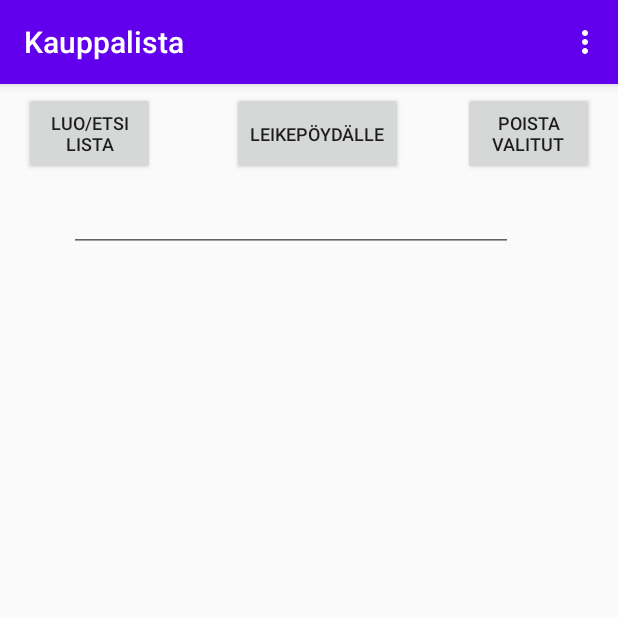
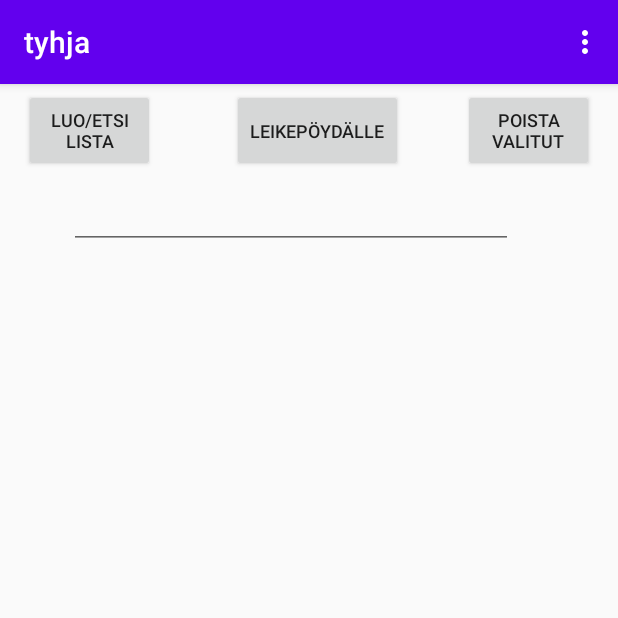
Before and after one commit to mixu12/Kauppalista, an Android app: the ListanNimenVaihto screen opened directly, with no data from a screen before it, after a tap on "OK", on a phone screen of 412 x 824 dp, the top half of it. Run offline under Robolectric (Android 15) with nearby library versions, the phone set to English and light mode, and no system bars.

```diff
--- a/app/src/main/AndroidManifest.xml
+++ b/app/src/main/AndroidManifest.xml
@@ -27,7 +27,7 @@
             </intent-filter>
         </activity>
         <activity
-            android:name=".tallennusikkuna"
+            android:name=".ListanNimenVaihto"
             android:theme="@style/AppTheme.CustomTheme" />
         <activity
             android:name=".latausikkuna"
--- a/app/src/main/java/com/example/kauppalista/tallennusikkuna.java
+++ b/app/src/main/java/com/example/kauppalista/ListanNimenVaihto.java
@@ -10,9 +10,7 @@ import android.widget.EditText;
 
 import androidx.annotation.Nullable;
 
-import java.util.ArrayList;
-
-public class tallennusikkuna extends Activity {
+public class ListanNimenVaihto extends Activity {
 
     Tietokanta tietokanta;
 
@@ -31,7 +29,7 @@ public class tallennusikkuna extends Activity {
 
         getWindow().setLayout((int) (width*.5),(int)(height*.4));
 
-        tietokanta = new Tietokanta(tallennusikkuna.this);
+        tietokanta = new Tietokanta(ListanNimenVaihto.this);
 
         //tämä vastaanottaa talletettavan listan
         Intent intent = getIntent();
@@ -47,6 +45,11 @@ public class tallennusikkuna extends Activity {
                     mainNakyma(view);
                 } else {
                     tietokanta.paivitaRyhma(tiedostonNimi.getText().toString(), nimikeryhma);
+
+                    //Päivittää näkymän etusivulle viimeisimmän listan kautta
+                    ViimeisinLista viimeisinLista = new ViimeisinLista(-1, tiedostonNimi.getText().toString());
+                    tietokanta.lisaaViimeisinLista(viimeisinLista);
+
                     mainNakyma(view);
                 }
             }
--- a/app/src/main/java/com/example/kauppalista/MainActivity.java
+++ b/app/src/main/java/com/example/kauppalista/MainActivity.java
@@ -11,7 +11,6 @@ import android.view.Menu;
 import android.view.MenuInflater;
 import android.view.MenuItem;
 import android.view.View;
-import android.view.inputmethod.InputMethodManager;
 import android.widget.AdapterView;
 import android.widget.Button;
 import android.widget.EditText;
@@ -40,9 +39,9 @@ public class MainActivity extends AppCompatActivity {
 
     @Override
     protected void onCreate(Bundle savedInstanceState) {
-
         super.onCreate(savedInstanceState);
         setContentView(R.layout.activity_main);
+        nimikeryhma = "tyhjä"; // Tämä tarvitaan, jotta listan nimen vaihdon jälkeen hyppää oikeaan listaan.
 
 //listViewiin tulee näkyviin tallennetut ostokset
         listView = (ListView) findViewById(R.id.listview);
@@ -55,26 +54,14 @@ public class MainActivity extends AppCompatActivity {
         if (nimikeryhma.equals("tyhjä") && tietokanta.getViimeisinRyhma() != null) {
             nimikeryhma = tietokanta.getViimeisinRyhma();
             paivitaLista();
-
         }
 
         // Tarkistaa onko intentin kautta tullut tietoja eli bluetooth tai pdf. Tyhjentää vastaanotettu-listan heti kauppalistaan siirron jälkeen.
         haeIntentillaLahetetyt();
 
-        if (vastaanotettu != null) {
-            if (vastaanotettu.size() > 0) {
-                vastaanotetutDatat();
-                vastaanotettu.clear();
-            }
-        }
-
-    //lisää-napin määrittely. Jos EditText-kentässä ei ole mitään ja painaa "Lisää", niin yrittää hakea bluetoothilla siirretyn listan.
+    //lisää-napin määrittely
         Button leikepoyta = findViewById(R.id.leikepoyta);
         final EditText sana = findViewById(R.id.tekstikentta);
-
-        if (!sana.getText().toString().equals("")) {
-            lisaysNapinPainallus(sana);
-        }
 
         // Sanan lisäys enteria painamalla. Palauttaa falsen, koska silloin ei näppäimistö mene piiloon.
         sana.setOnKeyListener(new View.OnKeyListener() {
@@ -88,7 +75,7 @@ public class MainActivity extends AppCompatActivity {
             }
         });
 
-        // Sanan lisäys lisää-nappia painamalla.
+        // leikepydälle kopiointi
         leikepoyta.setOnClickListener(new View.OnClickListener() {
             @Override
             public void onClick(View view) {
@@ -148,7 +135,7 @@ public class MainActivity extends AppCompatActivity {
             // Lisäys SQLite kantaan.
             Tietokanta tietokanta = new Tietokanta(MainActivity.this);
 
-            boolean viimeisimmanLisays = tietokanta.lisaaViimeisinLista(viimeisinLista);
+            tietokanta.lisaaViimeisinLista(viimeisinLista);
 
             // Hakee koko tietokannan listaan ja laittaa sen näkyville.
             paivitaLista();
@@ -166,6 +153,14 @@ public class MainActivity extends AppCompatActivity {
 
         Intent intentPDF = getIntent();
         vastaanotettu = (ArrayList<String>) intentPDF.getSerializableExtra("PDF");
+
+        //Tarkistaa onko vastaanotetuissa mitään ja jos on, lisää kauppalistalle ja tyhjentää vastaanotettu-listan
+        if (vastaanotettu != null) {
+            if (vastaanotettu.size() > 0) {
+                vastaanotetutDatat();
+                vastaanotettu.clear();
+            }
+        }
     }
 
     //Tämä käy läpi vastaanotettu-listan ja lähettää ne metodille lisaa.
@@ -193,15 +188,7 @@ public class MainActivity extends AppCompatActivity {
             arrayAdapter = new CustomAdapter<Nimike>(MainActivity.this, R.layout.listview_checkboxilla, tietokanta.kaikkiNimikkeet());
             listView.setAdapter(arrayAdapter);
         }
-    }
-
-    //Tällä koodilla voi sulkea automaattisesti näppäimistän. Ei tällä hetkellä käytössä
-    private void suljeNappaimisto() {
-        View view = this.getCurrentFocus();
-        if (view != null) {
-            InputMethodManager imm = (InputMethodManager) getSystemService(Context.INPUT_METHOD_SERVICE);
-            imm.hideSoftInputFromWindow(view.getWindowToken(), 0);
-        }
+        getSupportActionBar().setTitle(nimikeryhma);
     }
 
     // Valmistelee sanan lisäyksen ennen lopullista lisäämistä tauluun hakemalla lisätyn sanan.
@@ -218,8 +205,9 @@ public class MainActivity extends AppCompatActivity {
         }
     }
 
-    //Nimikkeet lisäävä metodi. Jos tuote on jo listassa, niin sitä ei lisätä. Jos EditText-kentässä ei ole mitään ja painaa "Lisää", niin yrittää hakea bluetoothilla siirretyn listan.
+    //Nimikkeet lisäävä metodi. Jos tuote on jo listassa, niin sitä ei lisätä.
     public void lisaa(String uusiTuote) {
+        //Jos lisättävä tieto sisältää useita rivejä, se pilkotaan ensin.
         if (uusiTuote.contains("\n")) {
             lisaaUseitaKerralla(uusiTuote);
             uusiTuote = "";
@@ -266,6 +254,7 @@ public class MainActivity extends AppCompatActivity {
     public void tyhjennys() {
         if (nimikeryhma != null) {
             tietokanta.poistaKaikki(nimikeryhma);
+            nimikeryhma = tietokanta.getViimeisimmanNimikkeenNimikeryhma();
         } else {
             tietokanta.poistaKaikki();
         }
@@ -382,7 +371,7 @@ public class MainActivity extends AppCompatActivity {
     }
 
     public void paivitaNimiValikko() {
-        Intent intent = new Intent(MainActivity.this, tallennusikkuna.class);
+        Intent intent = new Intent(MainActivity.this, ListanNimenVaihto.class);
         intent.putExtra("nimikeryhmä", nimikeryhma);
         startActivity(intent);
     }
--- a/app/src/main/res/layout/activity_main.xml
+++ b/app/src/main/res/layout/activity_main.xml
@@ -26,7 +26,7 @@
         android:layout_width="114dp"
         android:layout_height="55dp"
         android:layout_marginStart="16dp"
-        android:layout_marginTop="5dp"
+        android:layout_marginTop="3dp"
         android:layout_marginEnd="16dp"
         android:text="Leikepöydälle"
         android:textSize="12sp"
@@ -54,7 +54,7 @@
         android:layout_width="87dp"
         android:layout_height="55dp"
         android:layout_marginStart="16dp"
-        android:layout_marginTop="5dp"
+        android:layout_marginTop="3dp"
         android:text="Luo/Etsi lista"
         android:textSize="12sp"
         app:layout_constraintStart_toStartOf="parent"
@@ -64,7 +64,7 @@
         android:id="@+id/poistaValitut"
         android:layout_width="87dp"
         android:layout_height="55dp"
-        android:layout_marginTop="5dp"
+        android:layout_marginTop="3dp"
         android:layout_marginEnd="16dp"
         android:text="Poista valitut"
         android:textSize="12sp"
```
Also changed, not shown: app/src/main/java/com/example/kauppalista/Tietokanta.java (+26 -0 lines).
